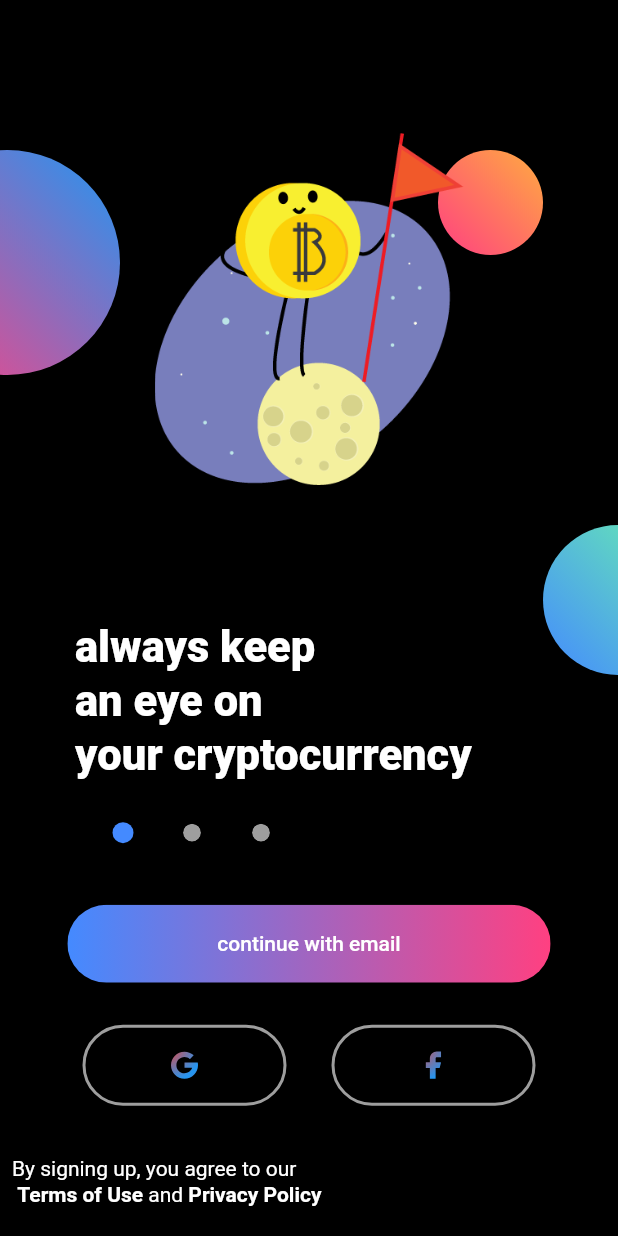
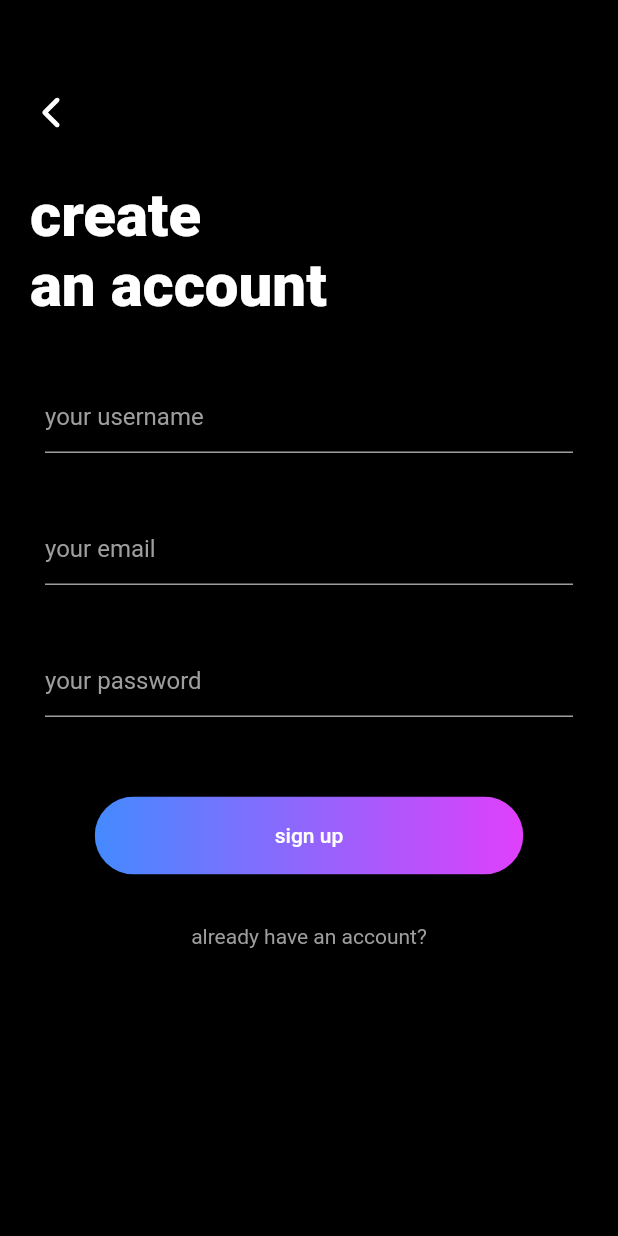
Before and after one commit to htJason98/cryptocurrency_app, a Flutter app: the LoginScreen screen opened directly, after a tap on "continue with email", on a phone screen of 412 x 824 dp. Run offline on Flutter 3.47's test engine with Material 2 defaults, Android fonts, the phone set to English and light mode, and no system bars; drawn by our look-alikes of flutter_html; our stand-ins replace flutter_svg.

Commit message:
Implement the sign up email screen

```diff
--- a/lib/components/button.dart
+++ b/lib/components/button.dart
@@ -26,3 +26,37 @@ class ButtonImage extends StatelessWidget {
     );
   }
 }
+
+class GradientTextButton extends StatelessWidget {
+  final Widget child;
+  final double verticalPadding;
+  final double horizontalPadding;
+  final List<Color> colors;
+  final Function onPressed;
+
+  const GradientTextButton(
+      {Key? key,
+      required this.child,
+      required this.verticalPadding,
+      required this.horizontalPadding,
+      required this.colors,
+      required this.onPressed})
+      : super(key: key);
+
+  @override
+  Widget build(BuildContext context) {
+    return TextButton(
+      onPressed: () {
+        onPressed();
+      },
+      child: ClipRRect(
+        borderRadius: BorderRadius.circular(30),
+        child: Container(
+            padding: EdgeInsets.symmetric(
+                vertical: verticalPadding, horizontal: horizontalPadding),
+            decoration: BoxDecoration(gradient: LinearGradient(colors: colors)),
+            child: child),
+      ),
+    );
+  }
+}
--- a/lib/components/gradient_button.dart
+++ /dev/null
@@ -1,35 +0,0 @@
-import 'package:flutter/material.dart';
-
-class GradientTextButton extends StatelessWidget {
-  final Widget child;
-  final double verticalPadding;
-  final double horizontalPadding;
-  final List<Color> colors;
-  final Function onPressed;
-
-  const GradientTextButton(
-      {Key? key,
-      required this.child,
-      required this.verticalPadding,
-      required this.horizontalPadding,
-      required this.colors,
-      required this.onPressed})
-      : super(key: key);
-
-  @override
-  Widget build(BuildContext context) {
-    return TextButton(
-      onPressed: () {
-        onPressed();
-      },
-      child: ClipRRect(
-        borderRadius: BorderRadius.circular(30),
-        child: Container(
-            padding: EdgeInsets.symmetric(
-                vertical: verticalPadding, horizontal: horizontalPadding),
-            decoration: BoxDecoration(gradient: LinearGradient(colors: colors)),
-            child: child),
-      ),
-    );
-  }
-}
--- /dev/null
+++ b/lib/components/text.dart
@@ -0,0 +1,65 @@
+import 'package:flutter/material.dart';
+
+class TitleText extends StatelessWidget {
+  final String body;
+
+  const TitleText({Key? key, required this.body}) : super(key: key);
+
+  @override
+  Widget build(BuildContext context) {
+    return Text(
+      body,
+      style: const TextStyle(
+          fontSize: 40.0, fontWeight: FontWeight.w900, color: Colors.white),
+      textAlign: TextAlign.start,
+    );
+  }
+}
+
+class MediumText extends StatelessWidget {
+  final String body;
+
+  const MediumText({Key? key, required this.body}) : super(key: key);
+
+  @override
+  Widget build(BuildContext context) {
+    return Text(
+      body,
+      style: const TextStyle(
+          fontSize: 22.0, fontWeight: FontWeight.bold, color: Colors.white),
+      textAlign: TextAlign.start,
+    );
+  }
+}
+
+class RegularText extends StatelessWidget {
+  final String body;
+
+  const RegularText({Key? key, required this.body}) : super(key: key);
+
+  @override
+  Widget build(BuildContext context) {
+    return Text(
+      body,
+      style: const TextStyle(
+          fontSize: 20.0, fontWeight: FontWeight.normal, color: Colors.white),
+      textAlign: TextAlign.start,
+    );
+  }
+}
+
+class QuoteText extends StatelessWidget {
+  final String body;
+
+  const QuoteText({Key? key, required this.body}) : super(key: key);
+
+  @override
+  Widget build(BuildContext context) {
+    return Text(
+      body,
+      style: const TextStyle(
+          fontSize: 14.0, fontWeight: FontWeight.normal, color: Colors.grey),
+      textAlign: TextAlign.start,
+    );
+  }
+}
--- /dev/null
+++ b/lib/components/text_field.dart
@@ -0,0 +1,31 @@
+import 'package:flutter/material.dart';
+
+class RegularTextField extends StatelessWidget {
+  final String hintText;
+  final TextEditingController controller;
+
+  const RegularTextField(
+      {Key? key, required this.hintText, required this.controller})
+      : super(key: key);
+
+  @override
+  Widget build(BuildContext context) {
+    return TextField(
+      controller: controller,
+      autofocus: false,
+      style: const TextStyle(fontSize: 16.0, color: Colors.white),
+      decoration: InputDecoration(
+        filled: true,
+        hintText: hintText,
+        contentPadding: const EdgeInsets.all(0),
+        hintStyle: const TextStyle(color: Colors.grey),
+        focusedBorder: UnderlineInputBorder(
+          borderSide: BorderSide(color: Colors.grey.shade50),
+        ),
+        enabledBorder: const UnderlineInputBorder(
+          borderSide: BorderSide(color: Colors.grey),
+        ),
+      ),
+    );
+  }
+}
--- a/lib/screens/login/components/body.dart
+++ b/lib/screens/login/components/body.dart
@@ -2,10 +2,10 @@ import 'package:flutter/material.dart';
 import 'package:flutter_html/flutter_html.dart';
 import 'package:flutter_svg/svg.dart';
 import 'package:motip_application/components/button.dart';
-import 'package:motip_application/components/gradient_button.dart';
 import 'package:motip_application/components/gradient_box.dart';
 import 'package:motip_application/screens/login/components/background.dart';
 import 'package:motip_application/screens/login/components/custom_page_indicator.dart';
+import 'package:motip_application/screens/login/email/email_login.dart';
 
 class LoginState extends StatefulWidget {
   const LoginState({Key? key}) : super(key: key);
@@ -98,10 +98,10 @@ class Body extends State<LoginState> {
                     horizontalPadding: 100,
                     colors: const [Colors.blueAccent, Colors.pinkAccent],
                     onPressed: () {
-                      // Navigator.push(
-                      //     context,
-                      //     MaterialPageRoute(
-                      //         builder: (context) => HomeScreen()));
+                      Navigator.push(
+                          context,
+                          MaterialPageRoute(
+                              builder: (context) => EmailLogin()));
                     }),
                 Container(
                   margin: const EdgeInsets.symmetric(vertical: 20),
--- /dev/null
+++ b/lib/screens/login/email/email_login.dart
@@ -0,0 +1,106 @@
+import 'package:flutter/material.dart';
+import 'package:flutter_svg/svg.dart';
+import 'package:motip_application/components/button.dart';
+import 'package:motip_application/components/text.dart';
+import 'package:motip_application/components/text_field.dart';
+
+class EmailLogin extends StatelessWidget {
+  const EmailLogin({Key? key}) : super(key: key);
+
+  @override
+  Widget build(BuildContext context) {
+    return Scaffold(
+        body: SingleChildScrollView(
+      child: Body(),
+    ));
+  }
+}
+
+// ignore: must_be_immutable
+class Body extends StatelessWidget {
+  TextEditingController usernameController = TextEditingController();
+  TextEditingController emailController = TextEditingController();
+  TextEditingController passwordController = TextEditingController();
+
+  Body({Key? key}) : super(key: key);
+
+  @override
+  Widget build(BuildContext context) {
+    Size size = MediaQuery.of(context).size;
+    return Container(
+        height: size.height,
+        width: size.width,
+        decoration: const BoxDecoration(color: Colors.black),
+        child: Padding(
+          padding: const EdgeInsets.symmetric(vertical: 50, horizontal: 10),
+          child: Column(
+            mainAxisAlignment: MainAxisAlignment.start,
+            children: <Widget>[
+              Row(
+                children: <Widget>[
+                  GestureDetector(
+                    onTap: () {
+                      Navigator.of(context).pop();
+                    },
+                    child: SvgPicture.asset(
+                      "assets/images/ic_caret-left.svg",
+                      semanticsLabel: 'backButton',
+                      color: Colors.white,
+                      width: 50,
+                    ),
+                  )
+                ],
+              ),
+              Padding(
+                padding:
+                    const EdgeInsets.symmetric(horizontal: 10, vertical: 20),
+                child: Row(
+                  children: const <Widget>[
+                    TitleText(body: "create\nan account")
+                  ],
+                ),
+              ),
+              Padding(
+                padding:
+                    const EdgeInsets.symmetric(horizontal: 20, vertical: 20),
+                child: RegularTextField(
+                    hintText: "your username", controller: usernameController),
+              ),
+              Padding(
+                padding:
+                    const EdgeInsets.symmetric(horizontal: 20, vertical: 20),
+                child: RegularTextField(
+                    hintText: "your email", controller: emailController),
+              ),
+              Padding(
+                padding:
+                    const EdgeInsets.symmetric(horizontal: 20, vertical: 20),
+                child: RegularTextField(
+                    hintText: "your password", controller: passwordController),
+              ),
+              Padding(
+                padding: const EdgeInsets.symmetric(vertical: 25),
+                child: Row(
+                  mainAxisAlignment: MainAxisAlignment.center,
+                  children: [
+                    GradientTextButton(
+                        child: const Text("sign up",
+                            style: TextStyle(color: Colors.white)),
+                        verticalPadding: 18,
+                        horizontalPadding: 120,
+                        colors: const [Colors.blueAccent, Colors.purpleAccent],
+                        onPressed: () {}),
+                  ],
+                ),
+              ),
+              GestureDetector(
+                onTap: () {},
+                child: const QuoteText(
+                  body: "already have an account?",
+                ),
+              )
+            ],
+          ),
+        ));
+  }
+}
--- a/lib/screens/login/login_screen.dart
+++ b/lib/screens/login/login_screen.dart
@@ -6,7 +6,7 @@ class LoginScreen extends StatelessWidget {
 
   @override
   Widget build(BuildContext context) {
-    return Scaffold(
+    return const Scaffold(
       body: LoginState(),
       backgroundColor: Colors.black,
     );
--- a/lib/screens/welcome/components/body.dart
+++ b/lib/screens/welcome/components/body.dart
@@ -1,6 +1,5 @@
-import 'package:flutter/cupertino.dart';
 import 'package:flutter/material.dart';
-import 'package:motip_application/components/gradient_button.dart';
+import 'package:motip_application/components/button.dart';
 import 'package:motip_application/screens/login/login_screen.dart';
 import 'package:motip_application/screens/welcome/components/background.dart';
 
--- a/pubspec.yaml
+++ b/pubspec.yaml
@@ -33,7 +33,7 @@ dependencies:
   # The following adds the Cupertino Icons font to your application.
   # Use with the CupertinoIcons class for iOS style icons.
   cupertino_icons: ^1.0.2
-  flutter_svg: ^1.0.0
+  flutter_svg: ^0.22.0
   flutter_html: ^2.2.1
 
 dev_dependencies:
```
Also changed, not shown: assets/images/ic_add.svg (added), assets/images/ic_caret-left.svg (added), assets/images/ic_caret-right.svg (added), assets/images/ic_diamond.svg (added), assets/images/ic_eye-closed.svg (added), assets/images/ic_info.svg (added), assets/images/ic_notification.svg (added), assets/images/ic_search.svg (added), pubspec.lock, 1 other file.
